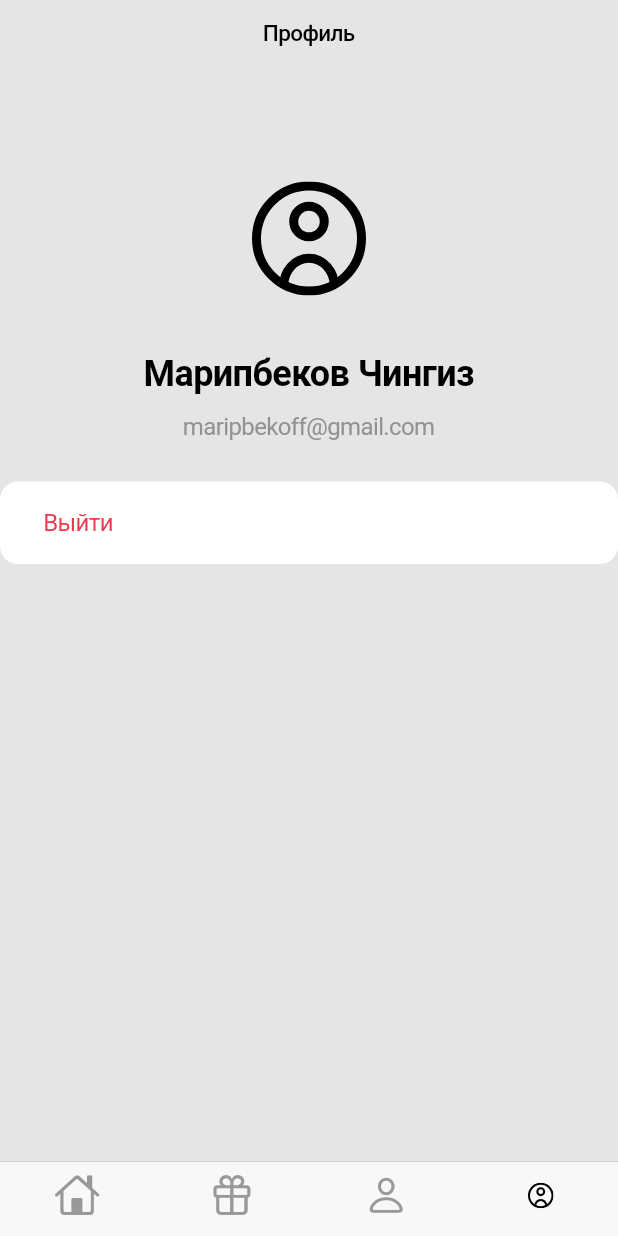
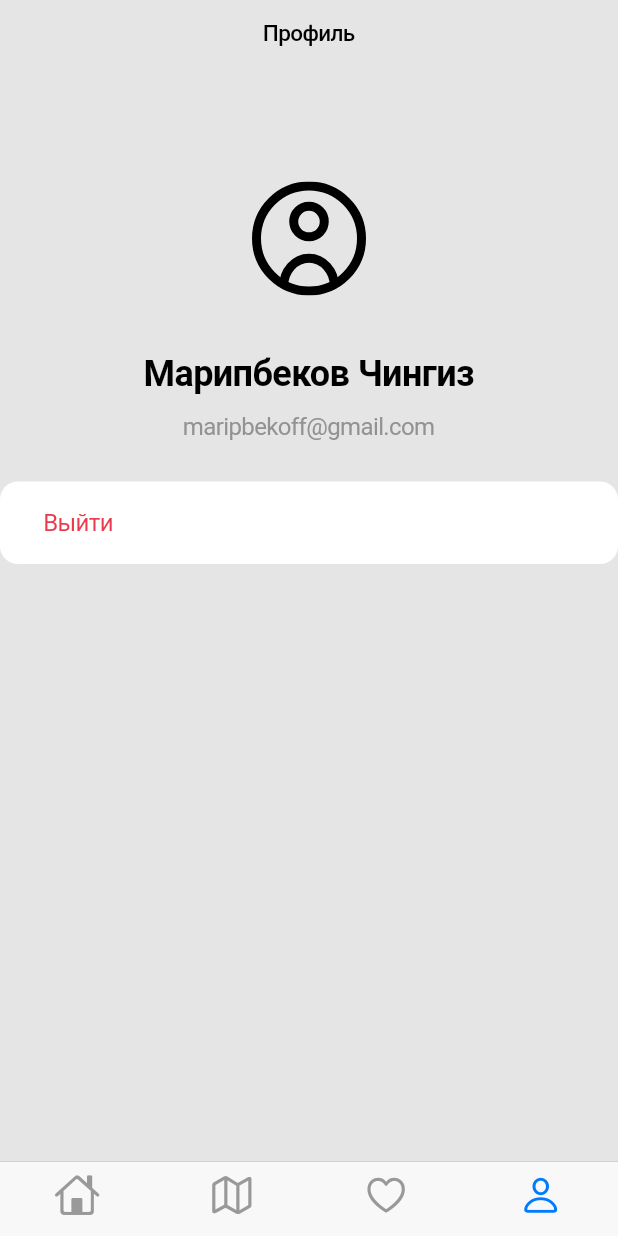
Before and after one commit to Bubble7777/codeunion, a Flutter app: the screen it shows after launch, item 4 of the bottom bar chosen, on a phone screen of 412 x 824 dp. Run offline on Flutter 3.47's test engine with Material 2 defaults, Android fonts, the phone set to English and light mode, and no system bars; our stand-ins replace flutter_svg; network calls fail.

Commit message:
add HomeScreen and Icons for navbar and search

```diff
--- a/lib/main.dart
+++ b/lib/main.dart
@@ -1,6 +1,7 @@
 import 'package:codeunion/src/common/constans/color_constans.dart';
 import 'package:codeunion/src/router/router.dart';
 import 'package:codeunion/src/screens/auth/auth_screen.dart';
+import 'package:codeunion/src/screens/home/home_screen.dart';
 import 'package:codeunion/src/screens/main/main_screen.dart';
 import 'package:codeunion/src/screens/profile/profile_screen.dart';
 import 'package:codeunion/src/screens/register/register_screen.dart';
@@ -21,7 +22,8 @@ class MyApp extends StatelessWidget {
       theme: CupertinoThemeData(
         scaffoldBackgroundColor: AppColor.scaffoldBackground,
       ),
-      home: MainScreen(),
+      home: //HomeScreen(),
+          MainScreen(),
       // AuthScreen(),
       // RegisterScreen(),
     );
--- a/lib/src/common/constans/color_constans.dart
+++ b/lib/src/common/constans/color_constans.dart
@@ -10,7 +10,7 @@ class AppColor {
 
   //TextColor
   static const Color black = Color(0xFF000000);
-  static const Color emailColor = Color(0xFF929292);
+  static const Color grayColor = Color(0xFF929292);
 
   //ButtonColor
   static const Color main = Color(0xFF4631D2);
--- /dev/null
+++ b/lib/src/common/constans/icons_constans.dart
@@ -0,0 +1,5 @@
+class AppIcon {
+  static final String profileAvatar = 'assets/icons/profile_avatar.svg';
+  static final String search = 'assets/icons/search_home.svg';
+  static final String password = 'assets/icons/password.svg';
+}
--- a/lib/src/screens/main/main_screen.dart
+++ b/lib/src/screens/main/main_screen.dart
@@ -1,8 +1,9 @@
+import 'package:codeunion/src/screens/home/home_screen.dart';
 import 'package:codeunion/src/screens/profile/profile_screen.dart';
 import 'package:codeunion/src/screens/register/register_screen.dart';
 import 'package:flutter/cupertino.dart';
 import 'package:codeunion/src/screens/auth/auth_screen.dart';
-import 'package:flutter_svg/flutter_svg.dart';
+import 'package:flutter/material.dart';
 
 class MainScreen extends StatelessWidget {
   const MainScreen({Key? key}) : super(key: key);
@@ -18,17 +19,18 @@ class MainScreen extends StatelessWidget {
             ),
           ),
           BottomNavigationBarItem(
-            icon: Icon(CupertinoIcons.gift),
+            icon: Icon(
+              CupertinoIcons.map,
+            ),
           ),
           BottomNavigationBarItem(
-            icon: Icon(CupertinoIcons.person),
+            icon: Icon(
+              CupertinoIcons.heart,
+            ),
           ),
           BottomNavigationBarItem(
-            icon: SvgPicture.asset(
-              'assets/icons/profile_avatar.svg',
-              alignment: Alignment.center,
-              width: 17,
-              height: 17,
+            icon: Icon(
+              CupertinoIcons.person,
             ),
           ),
         ],
@@ -38,13 +40,14 @@ class MainScreen extends StatelessWidget {
           builder: (context) {
             switch (index) {
               case 0:
+                return HomeScreen();
+              case 1:
                 return AuthScreen();
-              case 1:
+              case 2:
                 return RegisterScreen();
-              case 2:
-                return ProfileScreen();
               case 3:
                 return ProfileScreen();
+
               default:
                 return ProfileScreen();
             }
--- a/lib/src/screens/profile/profile_screen.dart
+++ b/lib/src/screens/profile/profile_screen.dart
@@ -54,7 +54,7 @@ class ProfileScreen extends StatelessWidget {
                 Text(
                   user.email,
                   style: TextStyle(
-                    color: AppColor.emailColor,
+                    color: AppColor.grayColor,
                     fontWeight: FontWeight.w400,
                     fontSize: 16.0,
                   ),
--- a/lib/src/screens/register/register_screen.dart
+++ b/lib/src/screens/register/register_screen.dart
@@ -1,4 +1,5 @@
 import 'package:codeunion/src/common/constans/color_constans.dart';
+import 'package:codeunion/src/common/constans/icons_constans.dart';
 import 'package:codeunion/src/common/constans/padding_constans.dart';
 import 'package:codeunion/src/common/widgets/custom_button.dart';
 import 'package:codeunion/src/common/widgets/custom_text_field.dart';
@@ -54,7 +55,7 @@ class RegisterScreen extends StatelessWidget {
               padding:
                   const EdgeInsets.symmetric(horizontal: 23.0, vertical: 16.0),
               child: SvgPicture.asset(
-                'assets/icons/password.svg',
+                AppIcon.password,
                 height: 19,
                 width: 24,
               ),
--- a/pubspec.yaml
+++ b/pubspec.yaml
@@ -63,9 +63,8 @@ flutter:
   # fonts:
   #   - family: Schyler
   #     fonts:
-  #       - asset: fonts/Schyler-Regular.ttf
-  #       - asset: fonts/Schyler-Italic.ttf
-  #         style: italic
+  #       - asset: assets/icons/
+
   #   - family: Trajan Pro
   #     fonts:
   #       - asset: fonts/TrajanPro.ttf
```
Also changed, not shown: lib/src/screens/home/home_preferences.dart (added, +36 -0 lines), lib/src/screens/home/home_screen.dart (added, +129 -0 lines), lib/src/screens/home/home_variable.dart (added, +13 -0 lines), assets/icons/search_home.svg (added).
